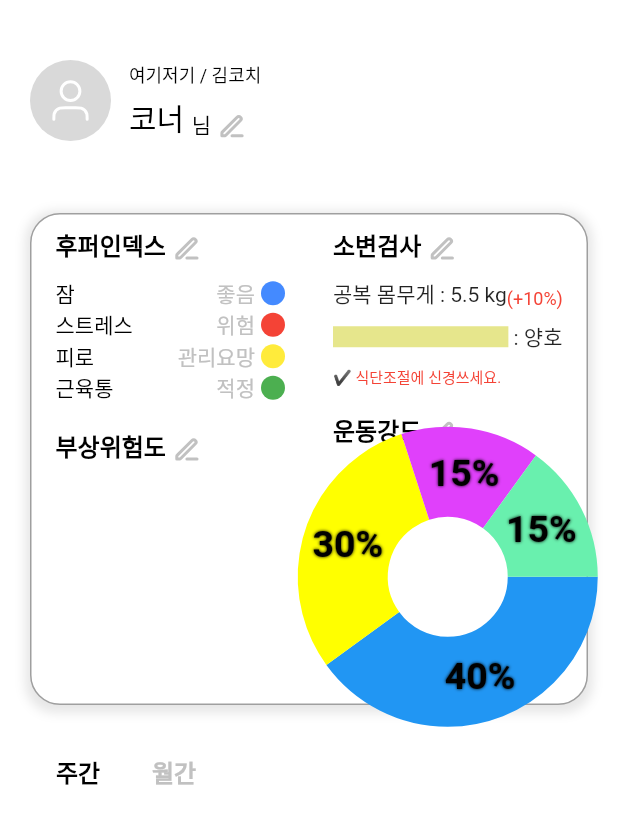
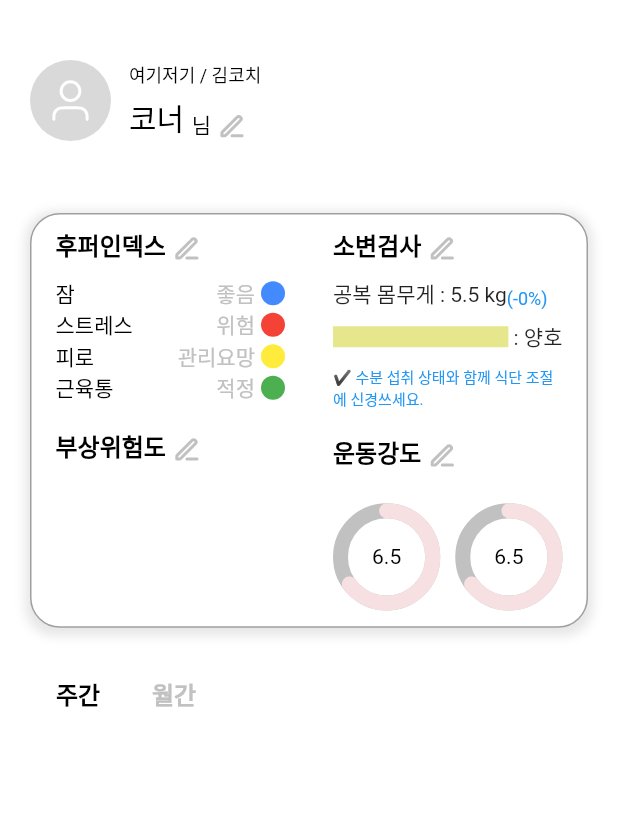
Before and after one commit to Younggun-Kim/PhysicalNote, a Flutter app: the HomePage screen opened by its route, on a phone screen of 412 x 824 dp. Shown: the top 824 px of the screen. Run offline on Flutter 3.47's test engine with Material 2 defaults, Android fonts, the phone set to English and light mode, and no system bars; drawn by our look-alikes of sleek_circular_slider; our stand-ins replace easy_rich_text, flutter_svg, get, get_storage, logger, rxdart; accounts and stored records are empty; statements that could not run were skipped.

Commit message:
홈 나의상태 - 운동강도 - 원형 프로그래스바로 작업

```diff
--- a/lib/app/ui/page/home/home_controller.dart
+++ b/lib/app/ui/page/home/home_controller.dart
@@ -3,6 +3,8 @@ import 'package:physical_note/app/config/routes/routes.dart';
 import 'package:physical_note/app/data/hooper_index.dart';
 import 'package:physical_note/app/data/user/user_storage.dart';
 import 'package:physical_note/app/utils/utils.dart';
+
+import 'home_workout_intensity_chart/home_workout_intensity_chart_ui_state.dart';
 
 class HomeController extends BaseController {
   /// 유저 이미지 URL
@@ -25,7 +27,19 @@ class HomeController extends BaseController {
   var emptyWeight = "".obs;
 
   /// 비교 몸무게 퍼센트
-  var weightPercent = 10.obs;
+  var weightPercent = 0.obs;
+
+  /// 운동강도 - 축구.
+  var workoutIntensitySoccer = HomeWorkoutIntensityChartUiState(
+      name: "축구",
+      value: 6.5
+  ).obs;
+
+  /// 운동강도 - 피지컬.
+  var workoutIntensityPhysical = HomeWorkoutIntensityChartUiState(
+      name: "피지컬",
+      value: 6.5
+  ).obs;
 
   @override
   void onInit() {
@@ -56,11 +70,11 @@ class HomeController extends BaseController {
 
   /// 유저 정보 편집 클릭.
   void onPressedUserEdit() {
-    showToast("유저 정보 편집 클릭");
+    logger.i("유저 정보 편집 클릭");
   }
 
   /// 홈 다음 버튼 클릭.
   void onPressedNextButton() {
-    showToast("다음 버튼 클릭!");
+    logger.i("다음 버튼 클릭!");
   }
 }
--- a/lib/app/ui/page/home/home_page.dart
+++ b/lib/app/ui/page/home/home_page.dart
@@ -1,8 +1,9 @@
-import 'package:fl_chart/fl_chart.dart';
 import 'package:flutter/material.dart';
 import 'package:flutter_svg/flutter_svg.dart';
 import 'package:get/get.dart';
 import 'package:physical_note/app/data/hooper_index.dart';
+import 'package:physical_note/app/ui/page/home/home_workout_intensity_chart/home_workout_intensity_chart_ui_state.dart';
+import 'package:physical_note/app/ui/page/home/home_workout_intensity_chart/home_workout_intensity_progress_bar.dart';
 import 'package:physical_note/app/ui/widgets/ink_well_over.dart';
 import 'package:physical_note/app/ui/widgets/page_root.dart';
 
@@ -26,6 +27,8 @@ class HomePage extends GetView<HomeController> {
                   hooperIndexData: controller.hooperIndexData.value,
                   emptyWeight: controller.emptyWeight.value,
                   weightPercent: controller.weightPercent.value,
+                  soccerUiState: controller.workoutIntensitySoccer.value,
+                  physicalUiState: controller.workoutIntensityPhysical.value,
                 ),
               ),
               const SizedBox(height: 20),
@@ -109,10 +112,16 @@ class _MyStateContainer extends StatelessWidget {
 
   final int weightPercent;
 
+  final HomeWorkoutIntensityChartUiState soccerUiState;
+
+  final HomeWorkoutIntensityChartUiState physicalUiState;
+
   const _MyStateContainer({
     required this.hooperIndexData,
     required this.emptyWeight,
     required this.weightPercent,
+    required this.soccerUiState,
+    required this.physicalUiState,
   });
 
   @override
@@ -166,8 +175,11 @@ class _MyStateContainer extends StatelessWidget {
                   const SizedBox(height: 16),
                   _MyStateTitle(
                       title: StringRes.workoutIntensity.tr, onPressed: () {}),
-                  const SizedBox(height: 10),
-                  _MyStateWorkoutIntensity(),
+                  const SizedBox(height: 20),
+                  _MyStateWorkoutIntensity(
+                    soccerUiState: soccerUiState,
+                    physicalUiState: physicalUiState,
+                  ),
                 ],
               ),
             ),
@@ -375,83 +387,31 @@ class _MyStateUrinalysis extends StatelessWidget {
 
 /// 나의 상태 - 운동강도.
 class _MyStateWorkoutIntensity extends StatelessWidget {
+  final HomeWorkoutIntensityChartUiState soccerUiState;
+
+  final HomeWorkoutIntensityChartUiState physicalUiState;
+
+  const _MyStateWorkoutIntensity({
+    required this.soccerUiState,
+    required this.physicalUiState,
+  });
 
   @override
-  Widget build(BuildContext context) => AspectRatio(aspectRatio: 1, child: PieChart(
-    PieChartData(
-      // pieTouchData: () {},
-      borderData: FlBorderData(
-        show: false,
-      ),
-      sectionsSpace: 0,
-      centerSpaceRadius: 40,
-      sections: showingSections(),
-    ),
-  ),);
-
-  List<PieChartSectionData> showingSections() {
-    return List.generate(4, (i) {
-      const fontSize = 25.0;
-      const radius = 60.0;
-      const shadows = [Shadow(color: Colors.black, blurRadius: 2)];
-      switch (i) {
-        case 0:
-          return PieChartSectionData(
-            color: Colors.blue,
-            value: 40,
-            title: '40%',
-            radius: radius,
-            titleStyle: const TextStyle(
-              fontSize: fontSize,
-              fontWeight: FontWeight.bold,
-              color: ColorRes.fontBlack,
-              shadows: shadows,
+  Widget build(BuildContext context) => AspectRatio(
+        aspectRatio: 2,
+        child: Row(
+          crossAxisAlignment: CrossAxisAlignment.center,
+          children: [
+            Expanded(
+              child: HomeWorkoutIntensityProgressBar(uiState: soccerUiState),
             ),
-          );
-        case 1:
-          return PieChartSectionData(
-            color: Colors.yellowAccent,
-            value: 30,
-            title: '30%',
-            radius: radius,
-            titleStyle: const TextStyle(
-              fontSize: fontSize,
-              fontWeight: FontWeight.bold,
-              color: ColorRes.fontBlack,
-              shadows: shadows,
+            const SizedBox(width: 10),
+            Expanded(
+              child: HomeWorkoutIntensityProgressBar(uiState: physicalUiState),
             ),
-          );
-        case 2:
-          return PieChartSectionData(
-            color: Colors.purpleAccent,
-            value: 15,
-            title: '15%',
-            radius: radius,
-            titleStyle: const TextStyle(
-              fontSize: fontSize,
-              fontWeight: FontWeight.bold,
-              color: ColorRes.fontBlack,
-              shadows: shadows,
-            ),
-          );
-        case 3:
-          return PieChartSectionData(
-            color: Colors.greenAccent,
-            value: 15,
-            title: '15%',
-            radius: radius,
-            titleStyle: const TextStyle(
-              fontSize: fontSize,
-              fontWeight: FontWeight.bold,
-              color: ColorRes.fontBlack,
-              shadows: shadows,
-            ),
-          );
-        default:
-          throw Error();
-      }
-    });
-  }
+          ],
+        ),
+      );
 }
 
 /// 통계.
--- /dev/null
+++ b/lib/app/ui/page/home/home_workout_intensity_chart/home_workout_intensity_chart.dart
@@ -0,0 +1,61 @@
+import 'package:fl_chart/fl_chart.dart';
+import 'package:flutter/material.dart';
+import 'package:physical_note/app/resources/resources.dart';
+import 'package:physical_note/app/ui/page/home/home_workout_intensity_chart/home_workout_intensity_chart_ui_state.dart';
+
+class HomeWorkoutIntensityChart extends StatelessWidget {
+  final HomeWorkoutIntensityChartUiState uiState;
+
+  const HomeWorkoutIntensityChart({
+    super.key,
+    required this.uiState,
+  });
+
+  @override
+  Widget build(BuildContext context) => AspectRatio(
+        aspectRatio: 1,
+        child: PieChart(
+          PieChartData(
+            // pieTouchData: () {},
+            borderData: FlBorderData(
+              show: false,
+            ),
+            sectionsSpace: 2.0,
+            centerSpaceRadius: 18,
+            sections: showingSections(uiState.value),
+          ),
+        ),
+      );
+
+  List<PieChartSectionData> showingSections(double value) {
+    const fontSize = 10.0;
+    const radius = 18.0;
+    const shadows = [Shadow(color: Colors.black, blurRadius: 2)];
+
+    return [
+      PieChartSectionData(
+        color: Colors.blue,
+        value: value,
+        radius: radius,
+        titleStyle: const TextStyle(
+          fontSize: fontSize,
+          fontWeight: FontWeight.bold,
+          color: ColorRes.fontBlack,
+          shadows: shadows,
+        ),
+      ),
+      if (uiState.remainValue > 0)
+        PieChartSectionData(
+          color: Colors.grey,
+          value: uiState.remainValue,
+          radius: radius,
+          titleStyle: const TextStyle(
+            fontSize: fontSize,
+            fontWeight: FontWeight.bold,
+            color: ColorRes.fontBlack,
+            shadows: shadows,
+          ),
+        ),
+    ];
+  }
+}
--- /dev/null
+++ b/lib/app/ui/page/home/home_workout_intensity_chart/home_workout_intensity_chart_ui_state.dart
@@ -0,0 +1,13 @@
+/// 홈 - 운동강도 UiState.
+class HomeWorkoutIntensityChartUiState {
+  final String name;
+
+  final double value;
+
+  late final remainValue = 10.0 - value;
+
+  HomeWorkoutIntensityChartUiState({
+    required this.name,
+    required this.value,
+  });
+}
--- /dev/null
+++ b/lib/app/ui/page/home/home_workout_intensity_chart/home_workout_intensity_progress_bar.dart
@@ -0,0 +1,47 @@
+import 'dart:math';
+import 'package:flutter/material.dart';
+import 'package:physical_note/app/resources/resources.dart';
+import 'package:physical_note/app/ui/page/home/home_workout_intensity_chart/home_workout_intensity_chart_ui_state.dart';
+import 'package:sleek_circular_slider/sleek_circular_slider.dart';
+
+
+/// 홈 운동강도 프로그레스바.
+class HomeWorkoutIntensityProgressBar extends StatelessWidget {
+  final HomeWorkoutIntensityChartUiState uiState;
+
+  const HomeWorkoutIntensityProgressBar({
+    super.key,
+    required this.uiState,
+  });
+
+  @override
+  Widget build(BuildContext context) => SleekCircularSlider(
+        appearance: CircularSliderAppearance(
+          angleRange: 360,
+          startAngle: 270,
+          customWidths: CustomSliderWidths(
+            trackWidth: 10,
+            progressBarWidth: 10,
+            handlerSize: 0,
+            shadowWidth: 0,
+          ),
+          customColors: CustomSliderColors(
+            trackColor: ColorRes.disable,
+            progressBarColor: ColorRes.risk0,
+            hideShadow: true,
+          ),
+          infoProperties: InfoProperties(
+            modifier: (double value) {
+              return "$value";
+            },
+            mainLabelStyle: const TextStyle(
+              fontSize: 14,
+              color: ColorRes.fontBlack,
+            ),
+          ),
+        ),
+        min: 0,
+        max: 10,
+        initialValue: min(uiState.value, 10),
+      );
+}
--- a/lib/app/ui/page/login/login_controller.dart
+++ b/lib/app/ui/page/login/login_controller.dart
@@ -48,17 +48,17 @@ class LoginController extends BaseController {
 
   /// 네이버 클릭.
   void onPressedNaver() {
-    showToast("네이버 로그인 클릭");
+    logger.i("네이버 로그인 클릭");
   }
 
   /// 카카오 클릭.
   void onPressedKakao() {
-    showToast("카카오 로그인 클릭");
+    logger.i("카카오 로그인 클릭");
   }
 
   /// 애플 클릭.
   void onPressedApple() {
-    showToast("애플 로그인 클릭");
+    logger.i("애플 로그인 클릭");
   }
 
   @override
--- a/lib/app/utils/getx/toast_message.dart
+++ b/lib/app/utils/getx/toast_message.dart
@@ -1,14 +1,14 @@
-import 'package:flutter/material.dart';
-import 'package:fluttertoast/fluttertoast.dart';
-import 'package:physical_note/app/resources/resources.dart';
-
-
-/// 토스트 메시지 출력.
-var showToast = (String message) => {
-  Fluttertoast.showToast(msg: message,
-  gravity: ToastGravity.BOTTOM,
-  backgroundColor: ColorRes.primary.withOpacity(0.9),
-  fontSize: 16,
-  textColor: Colors.white,
-  toastLength: Toast.LENGTH_SHORT)
-};
+// import 'package:flutter/material.dart';
+// import 'package:fluttertoast/fluttertoast.dart';
+// import 'package:physical_note/app/resources/resources.dart';
+//
+//
+// /// 토스트 메시지 출력.
+// var showToast = (String message) => {
+//   Fluttertoast.showToast(msg: message,
+//   gravity: ToastGravity.BOTTOM,
+//   backgroundColor: ColorRes.primary.withOpacity(0.9),
+//   fontSize: 16,
+//   textColor: Colors.white,
+//   toastLength: Toast.LENGTH_SHORT)
+// };
--- a/pubspec.yaml
+++ b/pubspec.yaml
@@ -42,13 +42,14 @@ dependencies:
   rxdart: ^0.27.7
   uuid: ^4.0.0
   logger: ^2.0.2
-  fluttertoast: ^8.2.2
   flutter_svg: ^2.0.7
   url_launcher: ^6.1.14
   easy_rich_text: ^2.0.0
   intl: ^0.18.1
   dotted_line: ^3.2.2
   fl_chart: ^0.64.0
+  sleek_circular_slider: ^2.0.1
+
 
 dev_dependencies:
   flutter_test:
```
Also changed, not shown: pubspec.lock.
